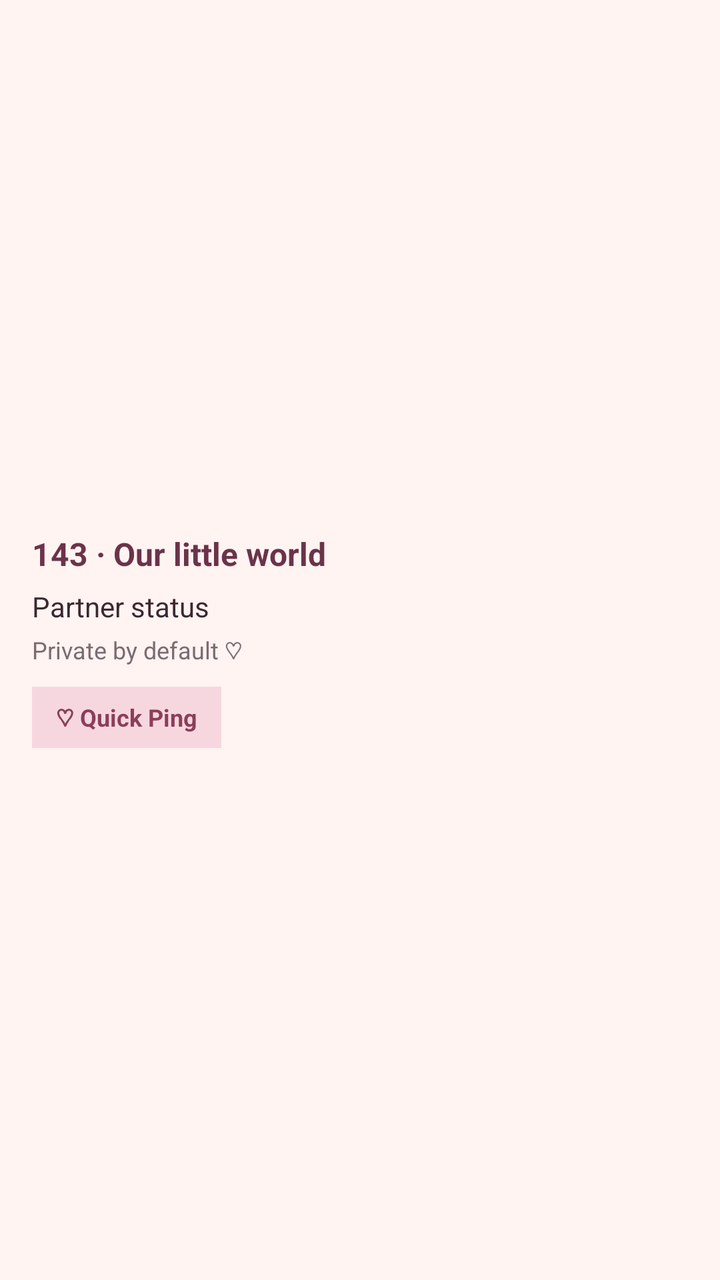
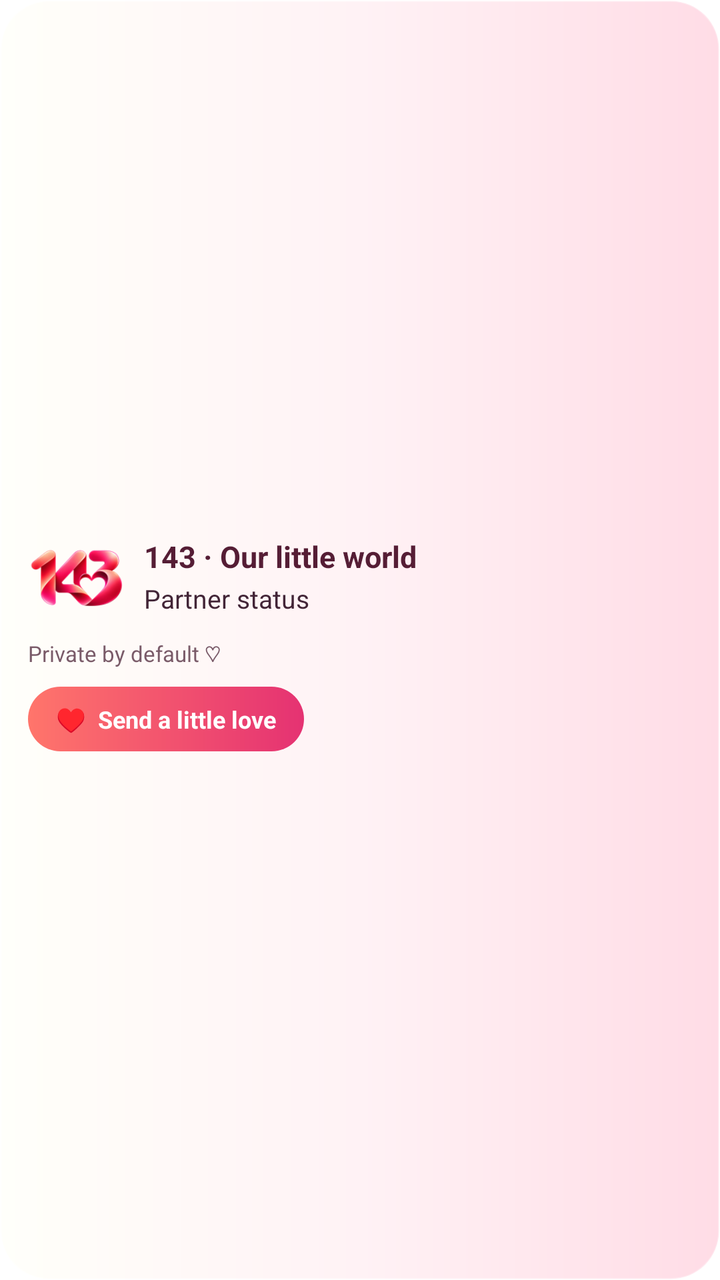

Two renders of the same Android screen: before a commit and after it. Below are the layout's source before the change and the commit's diff.
<!-- AndroidManifest.xml: fallback theme Theme.MaterialComponents.DayNight.NoActionBar -->
<!-- res/layout/partner_status_widget.xml -->
<?xml version="1.0" encoding="utf-8"?>
<LinearLayout xmlns:android="http://schemas.android.com/apk/res/android"
    android:id="@+id/widget_root"
    android:layout_width="match_parent"
    android:layout_height="match_parent"
    android:orientation="vertical"
    android:gravity="center_vertical"
    android:padding="16dp"
    android:background="#FFF4F2">
    <TextView android:id="@+id/widget_title" android:layout_width="match_parent" android:layout_height="wrap_content" android:text="143 · Our little world" android:textStyle="bold" android:textSize="16sp" android:textColor="#6B334A"/>
    <TextView android:id="@+id/widget_status" android:layout_width="match_parent" android:layout_height="wrap_content" android:layout_marginTop="6dp" android:text="Partner status" android:textSize="14sp" android:textColor="#3C2830"/>
    <TextView android:id="@+id/widget_detail" android:layout_width="match_parent" android:layout_height="wrap_content" android:layout_marginTop="4dp" android:text="Private by default ♡" android:textSize="12sp" android:textColor="#7D6A71"/>
    <TextView
        android:id="@+id/widget_ping"
        android:layout_width="wrap_content"
        android:layout_height="wrap_content"
        android:layout_marginTop="10dp"
        android:paddingHorizontal="12dp"
        android:paddingVertical="7dp"
        android:background="#F7D7DF"
        android:text="♡ Quick Ping"
        android:textStyle="bold"
        android:textSize="12sp"
        android:textColor="#8B3E5A" />
</LinearLayout>
<!-- resources referenced by this layout -->
<resources>

</resources>

<!-- the commit's change to res/layout/partner_status_widget.xml (unified diff, before → after) -->
@@ -5,21 +5,39 @@
     android:layout_height="match_parent"
     android:orientation="vertical"
     android:gravity="center_vertical"
-    android:padding="16dp"
-    android:background="#FFF4F2">
-    <TextView android:id="@+id/widget_title" android:layout_width="match_parent" android:layout_height="wrap_content" android:text="143 · Our little world" android:textStyle="bold" android:textSize="16sp" android:textColor="#6B334A"/>
-    <TextView android:id="@+id/widget_status" android:layout_width="match_parent" android:layout_height="wrap_content" android:layout_marginTop="6dp" android:text="Partner status" android:textSize="14sp" android:textColor="#3C2830"/>
-    <TextView android:id="@+id/widget_detail" android:layout_width="match_parent" android:layout_height="wrap_content" android:layout_marginTop="4dp" android:text="Private by default ♡" android:textSize="12sp" android:textColor="#7D6A71"/>
+    android:padding="14dp"
+    android:background="@drawable/widget_background">
+    <LinearLayout
+        android:layout_width="match_parent"
+        android:layout_height="wrap_content"
+        android:orientation="horizontal"
+        android:gravity="center_vertical">
+        <ImageView
+            android:layout_width="48dp"
+            android:layout_height="48dp"
+            android:src="@drawable/widget_logo"
+            android:contentDescription="143" />
+        <LinearLayout
+            android:layout_width="0dp"
+            android:layout_height="wrap_content"
+            android:layout_weight="1"
+            android:layout_marginStart="10dp"
+            android:orientation="vertical">
+            <TextView android:id="@+id/widget_title" android:layout_width="match_parent" android:layout_height="wrap_content" android:text="143 · Our little world" android:textStyle="bold" android:textSize="15sp" android:textColor="#551D35"/>
+            <TextView android:id="@+id/widget_status" android:layout_width="match_parent" android:layout_height="wrap_content" android:layout_marginTop="2dp" android:text="Partner status" android:textSize="13sp" android:textColor="#422537"/>
+        </LinearLayout>
+    </LinearLayout>
+    <TextView android:id="@+id/widget_detail" android:layout_width="match_parent" android:layout_height="wrap_content" android:layout_marginTop="7dp" android:text="Private by default ♡" android:textSize="11sp" android:textColor="#7A5B69"/>
     <TextView
         android:id="@+id/widget_ping"
         android:layout_width="wrap_content"
         android:layout_height="wrap_content"
-        android:layout_marginTop="10dp"
-        android:paddingHorizontal="12dp"
-        android:paddingVertical="7dp"
-        android:background="#F7D7DF"
-        android:text="♡ Quick Ping"
+        android:layout_marginTop="9dp"
+        android:paddingHorizontal="14dp"
+        android:paddingVertical="8dp"
+        android:background="@drawable/widget_button"
+        android:text="♥  Send a little love"
         android:textStyle="bold"
         android:textSize="12sp"
-        android:textColor="#8B3E5A" />
+        android:textColor="#FFFFFF" />
 </LinearLayout>
<!-- resource entries referenced after the edit -->
@@ -1,5 +1,19 @@
 <!-- resources referenced by this layout -->
 <resources>
-
+  <!-- drawable widget_background (drawable) -->
+  <?xml version="1.0" encoding="utf-8"?>
+  <shape xmlns:android="http://schemas.android.com/apk/res/android" android:shape="rectangle">
+      <corners android:radius="24dp" />
+      <gradient android:angle="0" android:startColor="#FFFFFA" android:centerColor="#FFF2F5" android:endColor="#FFDCE6" />
+      <stroke android:width="1dp" android:color="#50FFFFFF" />
+  </shape>
+  <!-- drawable widget_button (drawable) -->
+  <?xml version="1.0" encoding="utf-8"?>
+  <shape xmlns:android="http://schemas.android.com/apk/res/android" android:shape="rectangle">
+      <corners android:radius="18dp" />
+      <gradient android:angle="0" android:startColor="#FF756B" android:endColor="#E53272" />
+      <padding android:left="12dp" android:top="7dp" android:right="12dp" android:bottom="7dp" />
+  </shape>
+  <!-- drawable widget_logo: png bitmap (drawable-nodpi, 19774 bytes) -->
 </resources>
 
